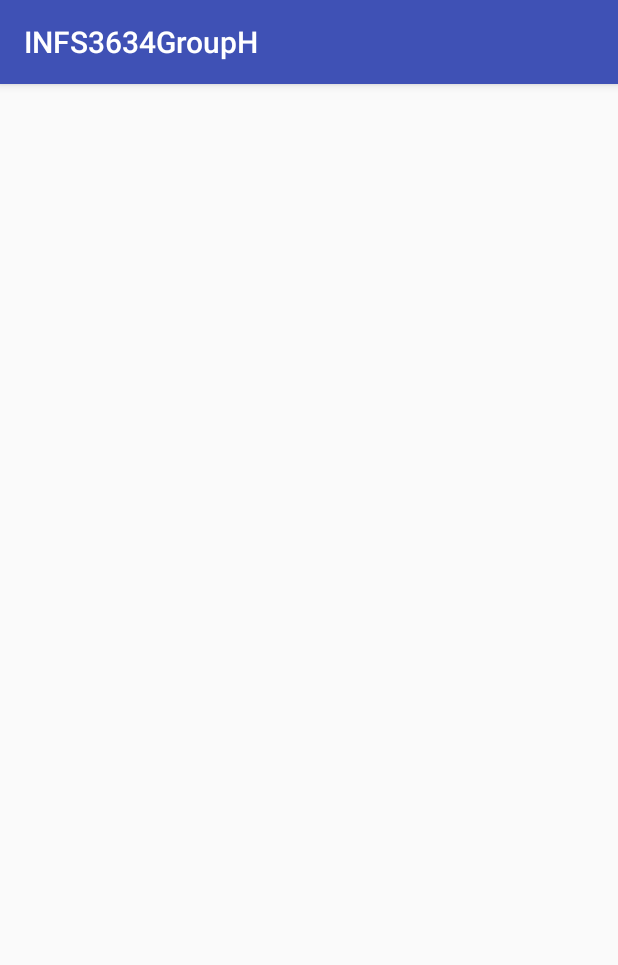
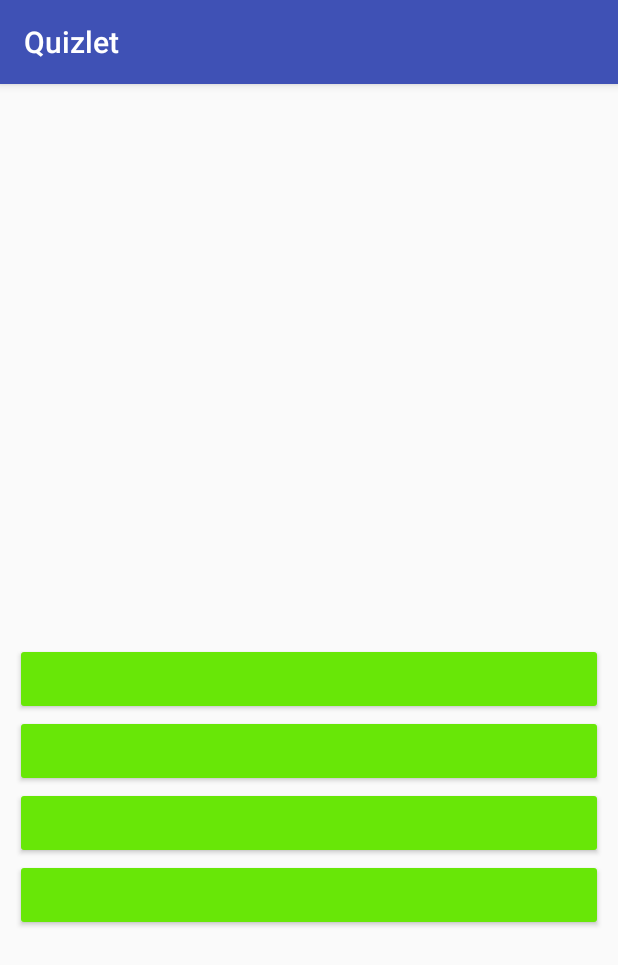
Before and after one commit to celine1013/INFS3634GroupH, an Android app: the QuizActivity screen opened directly, with no data from a screen before it, on a phone screen of 412 x 824 dp. Shown: the top 965 px of the screen. Run offline under Robolectric (Android 15) with nearby library versions, the light colour scheme and no system bars.

Commit message:
interface done Frank

```diff
--- a/app/src/main/res/layout/activity_quiz.xml
+++ b/app/src/main/res/layout/activity_quiz.xml
@@ -1,9 +1,84 @@
 <?xml version="1.0" encoding="utf-8"?>
-<android.support.constraint.ConstraintLayout xmlns:android="http://schemas.android.com/apk/res/android"
+<LinearLayout xmlns:android="http://schemas.android.com/apk/res/android"
     xmlns:app="http://schemas.android.com/apk/res-auto"
     xmlns:tools="http://schemas.android.com/tools"
     android:layout_width="match_parent"
     android:layout_height="match_parent"
+    android:orientation="vertical"
+    android:gravity="center"
+    android:padding="10dp"
     tools:context="com.example.celine.infs3634grouph.QuizActivity">
 
-</android.support.constraint.ConstraintLayout>
+    <TextView
+        android:id="@+id/textViewCategory"
+        android:layout_width="match_parent"
+        android:layout_height="wrap_content"
+        android:padding="15dp"/>
+
+    <LinearLayout
+        android:layout_width="match_parent"
+        android:layout_height="wrap_content"
+        android:gravity="center"
+        android:orientation="horizontal"
+        android:padding="10dp">
+
+        <TextView
+            android:id="@+id/questionNum"
+            android:layout_width="wrap_content"
+            android:layout_height="wrap_content"
+            android:paddingBottom="20dp"
+            android:paddingRight="50dp" />
+
+        <TextView
+            android:id="@+id/textViewScore"
+            android:layout_width="wrap_content"
+            android:layout_height="wrap_content"
+            android:paddingBottom="20dp"
+            android:paddingLeft="50dp"/>
+
+    </LinearLayout>
+
+    <TextView
+        android:id="@+id/question_text_view"
+        android:layout_width="match_parent"
+        android:layout_height="wrap_content"
+        android:textColor="@color/colorBlack"
+        android:paddingTop="80dp"
+        android:paddingBottom="80dp"/>
+
+    <Button
+        android:id="@+id/btnAnswerA"
+        android:layout_width="match_parent"
+        android:layout_height="wrap_content"
+        android:textColor="@color/colorBlack"
+        android:backgroundTint="@color/colorGreen" />
+
+    <Button
+        android:id="@+id/btnAnswerB"
+        android:layout_width="match_parent"
+        android:layout_height="wrap_content"
+        android:textColor="@color/colorBlack"
+        android:backgroundTint="@color/colorGreen"/>
+
+    <Button
+        android:id="@+id/btnAnswerC"
+        android:layout_width="match_parent"
+        android:layout_height="wrap_content"
+        android:textColor="@color/colorBlack"
+        android:backgroundTint="@color/colorGreen"/>
+
+    <Button
+        android:id="@+id/btnAnswerD"
+        android:layout_width="match_parent"
+        android:layout_height="wrap_content"
+        android:textColor="@color/colorBlack"
+        android:backgroundTint="@color/colorGreen"/>
+
+
+
+    <TextView
+        android:id="@+id/showAnswer"
+        android:padding="50dp"
+        android:layout_width="match_parent"
+        android:layout_height="wrap_content" />
+</LinearLayout>
--- a/app/src/main/res/values/colors.xml
+++ b/app/src/main/res/values/colors.xml
@@ -1,6 +1,14 @@
 <?xml version="1.0" encoding="utf-8"?>
 <resources>
-    <color name="colorPrimary">#3F51B5</color>
+    <color name="colorPrimary">#3f51b5</color>
     <color name="colorPrimaryDark">#303F9F</color>
-    <color name="colorAccent">#FF4081</color>
+    <color name="colorAccent">#ff4081</color>
+    <color name="colorWhite">#ffffff</color>
+    <color name="colorRed">#ea2121</color>
+    <color name="colorOrange">#ffb20b</color>
+    <color name="colorYellow">#ffef0f</color>
+    <color name="colorGreen">#68e707</color>
+    <color name="colorBlueness">#31f8d0</color>
+    <color name="colorBlue">#20a6ff</color>
+    <color name="colorBlack">#000000</color>
 </resources>
```
Also changed, not shown: app/src/main/res/layout/activity_result.xml (added, +60 -0 lines), app/src/main/res/values/strings.xml (+13 -7 lines).
